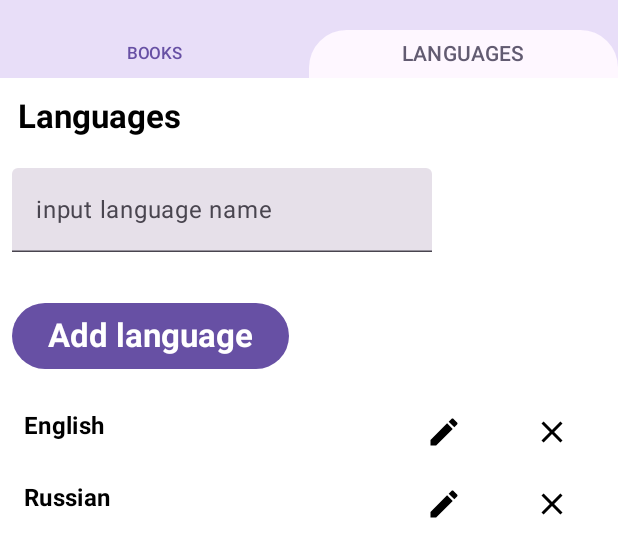
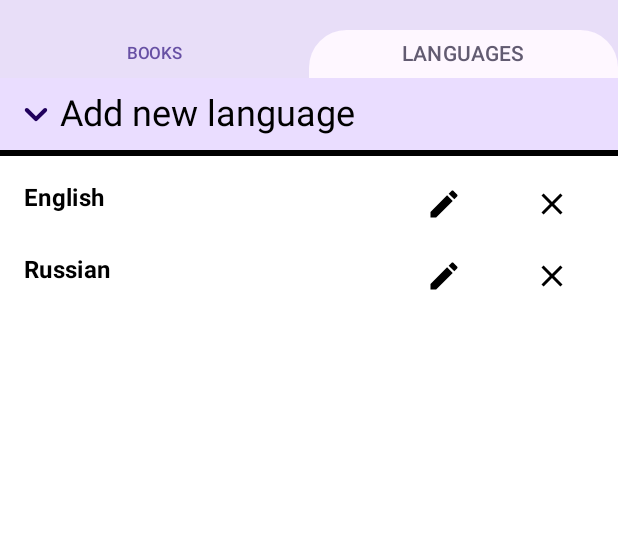
Before and after one commit to dizmitry-lefaux/wordbook, an Android app built with Jetpack Compose: the @Preview function BooksScreenOpenLanguagesPreview, on a phone screen of 412 x 824 dp. Shown: the top 557 px of the screen. Run offline under Robolectric (Android 15) with nearby library versions, the light colour scheme and no system bars; our stand-ins replace Room's generated code.

Commit message:
'Books' screen: make inputs collapsable (#15)

```diff
--- a/app/src/main/java/com/dkat/wordbook/ui/compose/screen/books/BooksScreen.kt
+++ b/app/src/main/java/com/dkat/wordbook/ui/compose/screen/books/BooksScreen.kt
@@ -1,25 +1,29 @@
 package com.dkat.wordbook.ui.compose.screen.books
 
 import androidx.compose.foundation.layout.Column
+import androidx.compose.foundation.layout.fillMaxWidth
 import androidx.compose.foundation.rememberScrollState
 import androidx.compose.foundation.verticalScroll
+import androidx.compose.material3.HorizontalDivider
 import androidx.compose.runtime.Composable
 import androidx.compose.ui.Modifier
+import androidx.compose.ui.graphics.Color
 import androidx.compose.ui.tooling.preview.Preview
+import androidx.compose.ui.unit.dp
 import androidx.navigation.NavController
 import androidx.navigation.compose.rememberNavController
-import com.dkat.wordbook.viewModel.screen.EditWordState
 import com.dkat.wordbook.data.PreviewData
 import com.dkat.wordbook.data.entity.Language
 import com.dkat.wordbook.data.entity.Source
 import com.dkat.wordbook.data.entity.SourceWithWords
 import com.dkat.wordbook.data.entity.WordWithTranslations
 import com.dkat.wordbook.data.entity.Word_B
+import com.dkat.wordbook.ui.compose.reusable.ExpandableSection
 import com.dkat.wordbook.ui.compose.reusable.PillData
 import com.dkat.wordbook.ui.compose.reusable.PillSwitch
-import com.dkat.wordbook.ui.compose.reusable.TitleText
 import com.dkat.wordbook.ui.compose.source.InputSource
 import com.dkat.wordbook.ui.compose.source.ListOfSources
+import com.dkat.wordbook.viewModel.screen.EditWordState
 
 @Composable
 fun BooksScreen(
@@ -67,13 +71,19 @@ fun BooksScreen(
         }
         Column(modifier = modifier.verticalScroll(rememberScrollState())) {
             if (isBooksOpen) {
-                // TODO: Move text to string resources
-                TitleText(text = "Sources")
+                ExpandableSection(
+                    modifier = modifier.fillMaxWidth(),
+                    // TODO: move to string resources
+                    title = "Add new source",
+                    isHideTitleOnExpand = true,
+                ) {
                     InputSource(
                         createSource = createSource,
                         languages = languages,
                         sources = sourcesWithWords.map { it.source }.toList()
                     )
+                }
+                HorizontalDivider(thickness = 4.dp, color = Color.Black)
                 ListOfSources(
                     navController = navController,
                     onDeleteWordItemClick = onDeleteWordItemClick,
@@ -87,9 +97,15 @@ fun BooksScreen(
                 )
             }
             if (!isBooksOpen) {
-                // TODO: Move text to string resources
-                TitleText(text = "Languages")
+                ExpandableSection(
+                    modifier = modifier.fillMaxWidth(),
+                    // TODO: move to string resources
+                    title = "Add new language",
+                    isHideTitleOnExpand = true,
+                ) {
                     InputLanguage(createLanguage = createLanguage, languages = languages)
+                }
+                HorizontalDivider(thickness = 4.dp, color = Color.Black)
                 ListOfLanguages(
                     navController = navController,
                     languages = languages,
--- a/app/src/main/java/com/dkat/wordbook/ui/compose/screen/words/WordsScreen.kt
+++ b/app/src/main/java/com/dkat/wordbook/ui/compose/screen/words/WordsScreen.kt
@@ -18,7 +18,6 @@ import androidx.compose.ui.tooling.preview.Preview
 import androidx.compose.ui.unit.dp
 import androidx.navigation.NavController
 import androidx.navigation.compose.rememberNavController
-import com.dkat.wordbook.viewModel.screen.EditWordState
 import com.dkat.wordbook.data.PreviewData
 import com.dkat.wordbook.data.entity.Source
 import com.dkat.wordbook.data.entity.Translation
@@ -28,6 +27,7 @@ import com.dkat.wordbook.ui.compose.reusable.EntityDropdownMenu
 import com.dkat.wordbook.ui.compose.reusable.ExpandableSection
 import com.dkat.wordbook.ui.compose.word.InputWordWithTranslations
 import com.dkat.wordbook.ui.compose.word.WordsWithTranslationsList
+import com.dkat.wordbook.viewModel.screen.EditWordState
 
 @Composable
 fun WordsScreen(
@@ -69,7 +69,7 @@ fun WordsScreen(
         ExpandableSection(
             modifier = modifier.fillMaxWidth(),
             // TODO: move to string resources
-            title = "Add new source",
+            title = "Add new word",
             isHideTitleOnExpand = true,
         ) {
             InputWordWithTranslations(
```
Also changed, not shown: 1 other file. Lines whose indentation alone changed are shown as unchanged.
